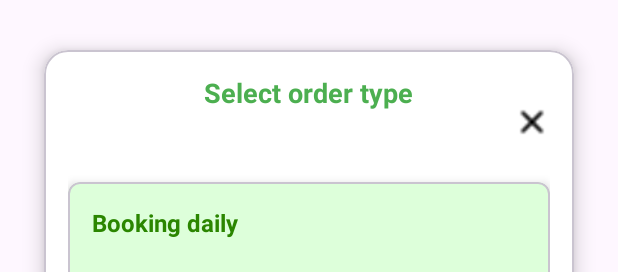
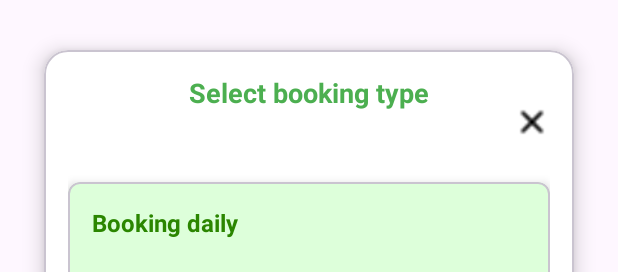
Before and after one commit to LBHai/Pickleball-Court-Management-System, an Android app: the layout dialog_booking.xml on its own in the app's theme, with its tools: preview values and no code run, on a phone screen of 412 x 824 dp. Shown: the top 272 px of the screen. Run offline under Robolectric (Android 15) with nearby library versions, the phone set to English and light mode, and no system bars; network calls fail.

Commit message:
update string

```diff
--- a/app/src/main/res/values/strings.xml
+++ b/app/src/main/res/values/strings.xml
@@ -106,7 +106,6 @@
     <string name="desBookdaily">Quick booking in one time slot (multiple courses).</string>
     <string name="bookregular">Booking regular</string>
     <string name="desBookregular">Set a fixed monthly schedule to play at a certain time (multiple courses).</string>
-    <string name="methodbook">Select order type</string>
     <string name="slotavailable">Available</string>
     <string name="slotselecting">Selecting</string>
     <string name="slotbooked">Booked</string>
@@ -129,6 +128,7 @@
     <string name="scanQR">Scan QR</string>
     <string name="topay">To pay now 😍</string>
     <string name="timepay">Remaining payment time 🕛</string>
+    <string name="methodbook">Select booking type</string>
 
 
 </resources>
```
